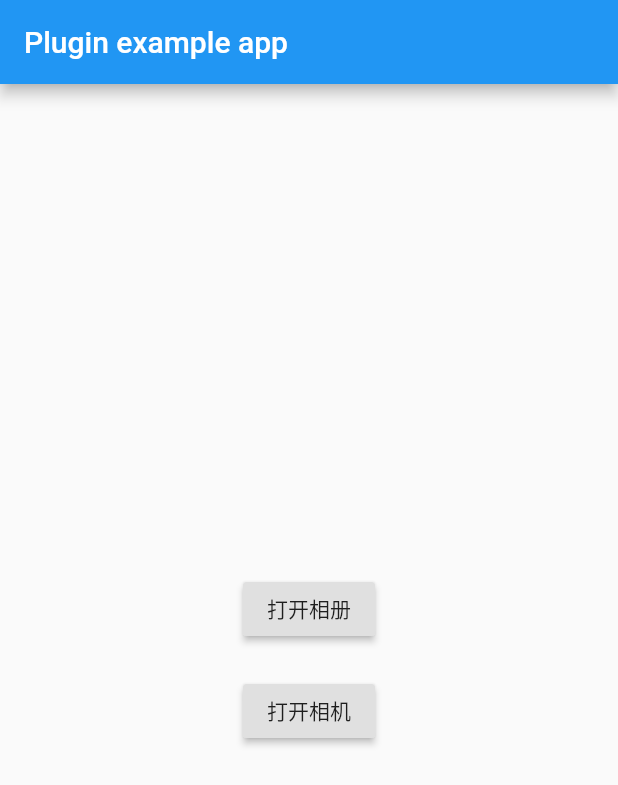
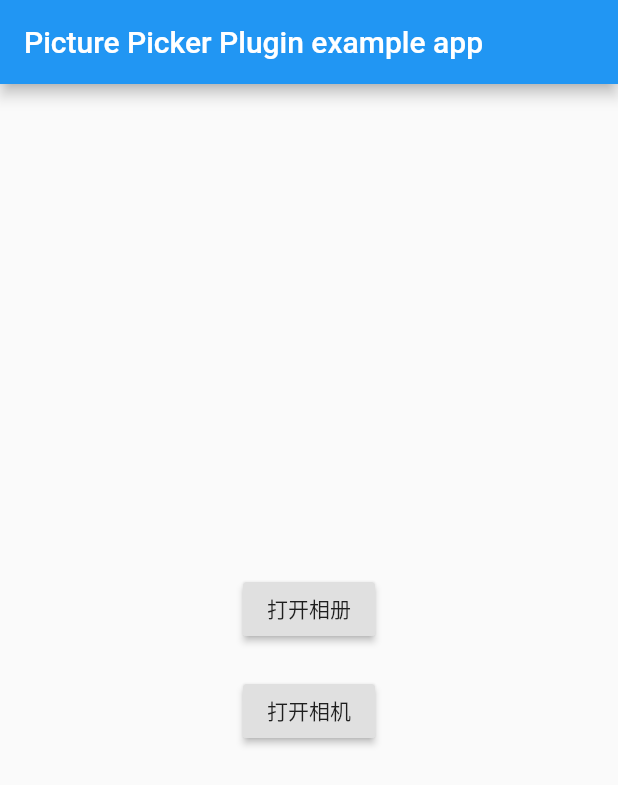
Before and after one commit to Wayaer/picture_picker, a Flutter app: the screen it shows after launch, on a phone screen of 412 x 824 dp. Shown: the top 785 px of the screen. Run offline on Flutter 3.47's test engine with Material 2 defaults, Android fonts, the phone set to English and light mode, and no system bars.

```diff
--- a/example/lib/main.dart
+++ b/example/lib/main.dart
@@ -13,7 +13,7 @@ class MyApp extends StatelessWidget {
       debugShowCheckedModeBanner: false,
       home: Scaffold(
         appBar: AppBar(
-          title: const Text('Plugin example app'),
+          title: const Text('Picture Picker Plugin example app'),
         ),
         body: Column(
           mainAxisAlignment: MainAxisAlignment.center,
```
Also changed, not shown: 5 other files.
